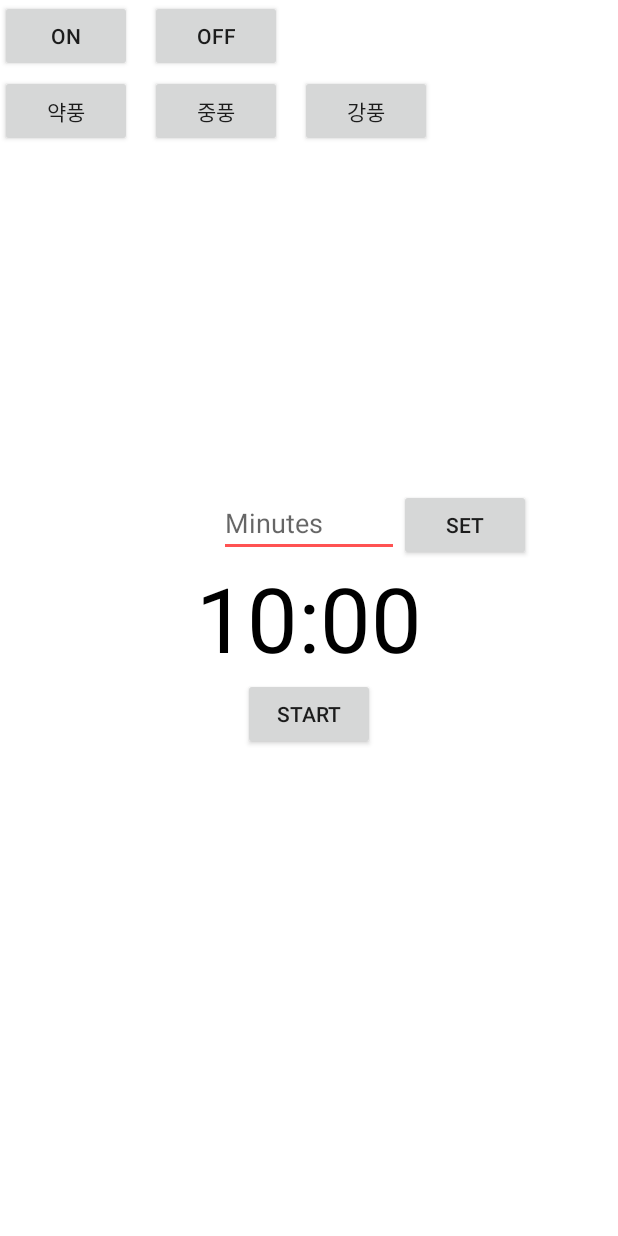
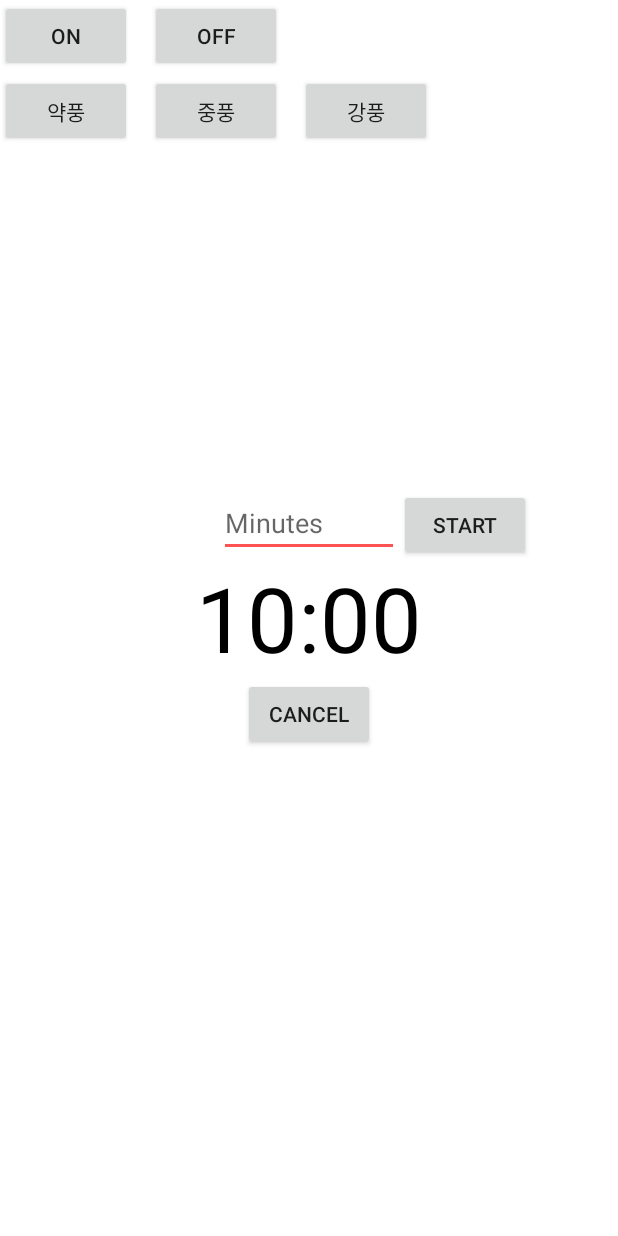
Before and after one commit to psh0121/smart-fan, an Android app: the Controlling screen opened directly, with no data from a screen before it, on a phone screen of 412 x 824 dp. Run offline under Robolectric (Android 15) with nearby library versions, the phone set to English and light mode, and no system bars; 7 statements that could not run were skipped.

Commit message:
타이머 버튼 수정
- 1) 여러 구성으로 되어있는 타이머를 시작버튼과 취소버튼만을 만들어 간단하게 구성
- 2) 시작버튼을 누르면 아두이노의 DC모터가 설정한 시간만큼 시작하도록 설정
- 3) 원래는 취소버튼을 누르면 정지되어야 하지만 현재는 버튼을 인식하지 못하고 있는 상태

```diff
--- a/SmartFan/app/src/main/java/com/example/smartfan/Controlling.java
+++ b/SmartFan/app/src/main/java/com/example/smartfan/Controlling.java
@@ -54,7 +54,6 @@ public class Controlling extends Activity {
     private TextView mTextViewCountDown;
     private Button mButtonSet;
     private Button mButtonStartPause;
-    private Button mButtonReset;
 
     private CountDownTimer mCountDownTimer;
 
@@ -87,7 +86,6 @@ public class Controlling extends Activity {
         mTextViewCountDown = findViewById(R.id.text_view_countdown);
         mButtonSet = findViewById(R.id.button_set);
         mButtonStartPause = findViewById(R.id.button_start_pause);
-        mButtonReset = findViewById(R.id.button_reset);
 
         Log.d(TAG, "Ready");
 
@@ -170,7 +168,11 @@ public class Controlling extends Activity {
                 setTime(millisInput);
                 mEditTextInput.setText("");
 
-                //임시 작성 (타이머정보를 보낼 수 있는가)
+                if (mTimerRunning) { }
+                else {
+                    startTimer();
+                }
+
                 try {
                     mBTSocket.getOutputStream().write(input.getBytes());
                 } catch (IOException e) {
@@ -184,15 +186,8 @@ public class Controlling extends Activity {
             public void onClick(View v) {
                 if (mTimerRunning) {
                     pauseTimer();
-                } else {
-                    startTimer();
-                }
-            }
-        });
-        mButtonReset.setOnClickListener(new View.OnClickListener() {
-            @Override
-            public void onClick(View v) {
-                resetTimer();
+
+                } else { }
             }
         });
     }
@@ -396,6 +391,16 @@ public class Controlling extends Activity {
         mCountDownTimer.cancel();
         mTimerRunning = false;
         updateWatchInterface();
+
+        String resetTime = String.format(Locale.getDefault(),
+                "00:00");
+        mTextViewCountDown.setText(resetTime);
+
+        try {
+            mBTSocket.getOutputStream().write(off.getBytes());
+        } catch (IOException e) {
+            e.printStackTrace();
+        }
     }
     private void resetTimer() {
         mTimeLeftInMillis = mStartTimeInMillis;
@@ -420,21 +425,15 @@ public class Controlling extends Activity {
         if (mTimerRunning) {
             mEditTextInput.setVisibility(View.INVISIBLE);
             mButtonSet.setVisibility(View.INVISIBLE);
-            mButtonReset.setVisibility(View.INVISIBLE);
-            mButtonStartPause.setText("Pause");
+            mButtonStartPause.setVisibility(View.VISIBLE);
         } else {
             mEditTextInput.setVisibility(View.VISIBLE);
             mButtonSet.setVisibility(View.VISIBLE);
-            mButtonStartPause.setText("Start");
+            mButtonStartPause.setVisibility(View.INVISIBLE);
             if (mTimeLeftInMillis < 1000) {
                 mButtonStartPause.setVisibility(View.INVISIBLE);
             } else {
                 mButtonStartPause.setVisibility(View.VISIBLE);
-            }
-            if (mTimeLeftInMillis < mStartTimeInMillis) {
-                mButtonReset.setVisibility(View.VISIBLE);
-            } else {
-                mButtonReset.setVisibility(View.INVISIBLE);
             }
         }
     }
--- a/SmartFan/app/src/main/res/layout/activity_controlling.xml
+++ b/SmartFan/app/src/main/res/layout/activity_controlling.xml
@@ -64,7 +64,7 @@
         android:layout_height="wrap_content"
         android:layout_alignTop="@id/edit_text_input"
         android:layout_toRightOf="@+id/edit_text_input"
-        android:text="Set" />
+        android:text="Start" />
 
     <TextView
         android:id="@+id/text_view_countdown"
@@ -82,17 +82,6 @@
         android:layout_height="wrap_content"
         android:layout_below="@+id/text_view_countdown"
         android:layout_centerHorizontal="true"
-        android:text="start"/>
-
-    <Button
-        android:id="@+id/button_reset"
-        android:layout_width="wrap_content"
-        android:layout_height="wrap_content"
-        android:layout_below="@+id/text_view_countdown"
-        android:layout_marginLeft="11dp"
-        android:layout_toRightOf="@+id/button_start_pause"
-        android:text="reset"
-        android:visibility="invisible"
-        tools:visibility="visible" />
+        android:text="Cancel"/>
 
 </RelativeLayout>
```
